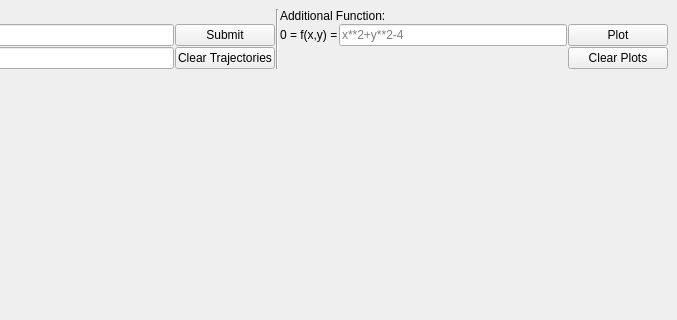
This is gui/Ui_PyPlane.ui in TUD-RST/pyplane as Qt 5 draws it before an edit; both pictures show x 123 to 800 and y 0 to 320 of the 800 by 800 pixel window. The edited form follows.
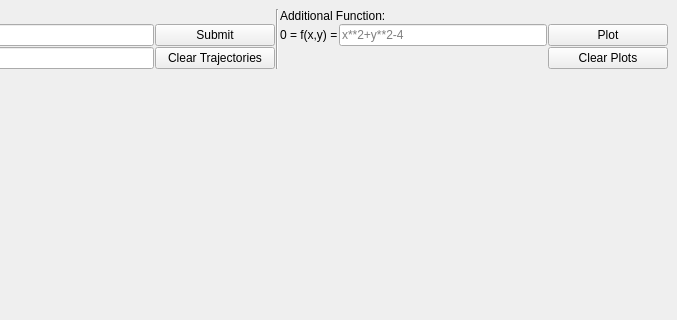
This is the edited form. Icons and pictures are not drawn.

The edit to the form file:
```diff
--- a/gui/Ui_PyPlane.ui
+++ b/gui/Ui_PyPlane.ui
@@ -86,7 +86,7 @@
               </property>
               <property name="maximumSize">
                <size>
-                <width>100</width>
+                <width>120</width>
                 <height>16777215</height>
                </size>
               </property>
@@ -129,7 +129,7 @@
               </property>
               <property name="maximumSize">
                <size>
-                <width>100</width>
+                <width>120</width>
                 <height>16777215</height>
                </size>
               </property>
@@ -190,7 +190,7 @@
               </property>
               <property name="maximumSize">
                <size>
-                <width>100</width>
+                <width>120</width>
                 <height>16777215</height>
                </size>
               </property>
@@ -234,7 +234,7 @@
                 </property>
                 <property name="maximumSize">
                  <size>
-                  <width>100</width>
+                  <width>120</width>
                   <height>16777215</height>
                  </size>
                 </property>
```
Left out of the diff: 2 changed lines with no effect on the pictures.
